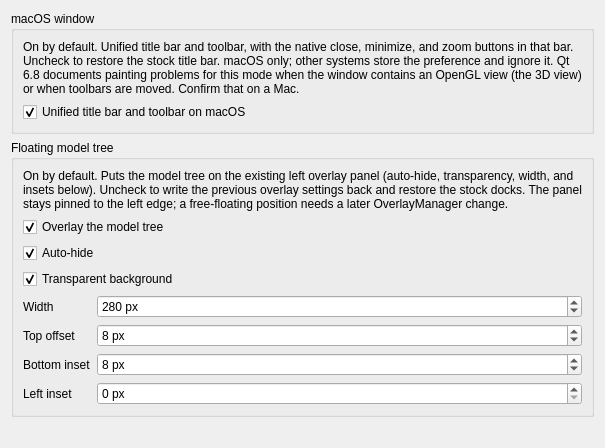
Before: the Qt Designer form src/Mod/BruceWorx/preferences-bruceworx.ui in brucecodes2023/FreeCAD_BruceWorx, drawn with Qt 5.
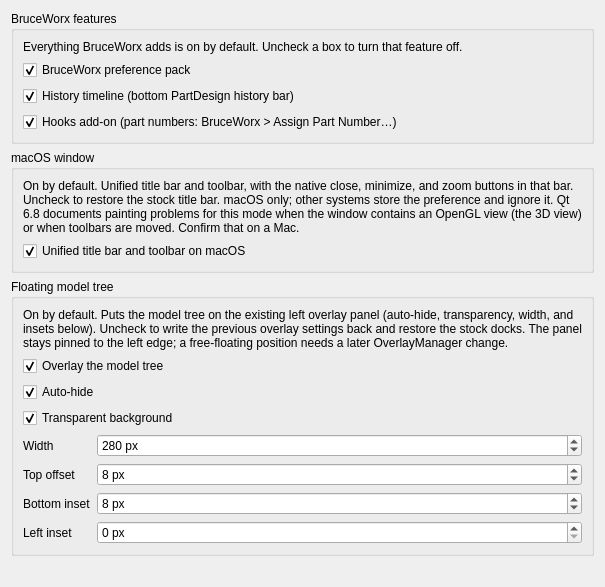
After: the same form once the commit is applied. Custom widgets are drawn as their Qt base class.

Commit message: [BW] Ship BruceWorx features on by default, each with an off switch (#9)

```diff
--- a/src/Mod/BruceWorx/preferences-bruceworx.ui
+++ b/src/Mod/BruceWorx/preferences-bruceworx.ui
@@ -6,6 +6,82 @@
    <string>BruceWorx</string>
   </property>
   <layout class="QVBoxLayout" name="verticalLayout">
+   <item>
+    <widget class="QGroupBox" name="groupDefaults">
+     <property name="title">
+      <string>BruceWorx features</string>
+     </property>
+     <layout class="QVBoxLayout" name="verticalLayoutDefaults">
+      <item>
+       <widget class="QLabel" name="labelDefaults">
+        <property name="text">
+         <string>Everything BruceWorx adds is on by default. Uncheck a box to turn that feature off.</string>
+        </property>
+        <property name="wordWrap">
+         <bool>true</bool>
+        </property>
+       </widget>
+      </item>
+      <item>
+       <widget class="Gui::PrefCheckBox" name="PreferencePack">
+        <property name="toolTip">
+         <string>On by default. Applied once on first start (theme, millimetres, Fusion-like navigation, PartDesign startup). Your previous values are saved first. Uncheck to restore them (same as the BruceWorx Off pack); check to apply the light pack again. Preferences &gt; General &gt; Theme still picks BruceWorx Dark or another theme.</string>
+        </property>
+        <property name="text">
+         <string>BruceWorx preference pack</string>
+        </property>
+        <property name="checked">
+         <bool>true</bool>
+        </property>
+        <property name="prefEntry" stdset="0">
+         <cstring>PreferencePack</cstring>
+        </property>
+        <property name="prefPath" stdset="0">
+         <cstring>BruceWorx</cstring>
+        </property>
+       </widget>
+      </item>
+      <item>
+       <widget class="Gui::PrefCheckBox" name="HistoryTimelineEnabled">
+        <property name="toolTip">
+         <string>On by default. Same switch as BruceWorx &gt; History Timeline. Closing the dock also turns it off.</string>
+        </property>
+        <property name="text">
+         <string>History timeline (bottom PartDesign history bar)</string>
+        </property>
+        <property name="checked">
+         <bool>true</bool>
+        </property>
+        <property name="prefEntry" stdset="0">
+         <cstring>Enabled</cstring>
+        </property>
+        <property name="prefPath" stdset="0">
+         <cstring>Mod/HistoryTimeline</cstring>
+        </property>
+       </widget>
+      </item>
+      <item>
+       <widget class="Gui::PrefCheckBox" name="LoadHooks">
+        <property name="toolTip">
+         <string>On by default. Loads the BruceWorx hooks add-on (Mod/BruceWorxHooks). Takes effect on the next start. The FreeCADCmd hooks.py CLI does not depend on this box.</string>
+        </property>
+        <property name="text">
+         <string>Hooks add-on (part numbers: BruceWorx &gt; Assign Part Number…)</string>
+        </property>
+        <property name="checked">
+         <bool>true</bool>
+        </property>
+        <property name="prefEntry" stdset="0">
+         <cstring>LoadHooks</cstring>
+        </property>
+        <property name="prefPath" stdset="0">
+         <cstring>BruceWorx</cstring>
+        </property>
+       </widget>
+      </item>
+     </layout>
+    </widget>
+   </item>
    <item>
     <widget class="QGroupBox" name="groupMacTitleBar">
      <property name="title">
```
The commit also changes 24 other files.
